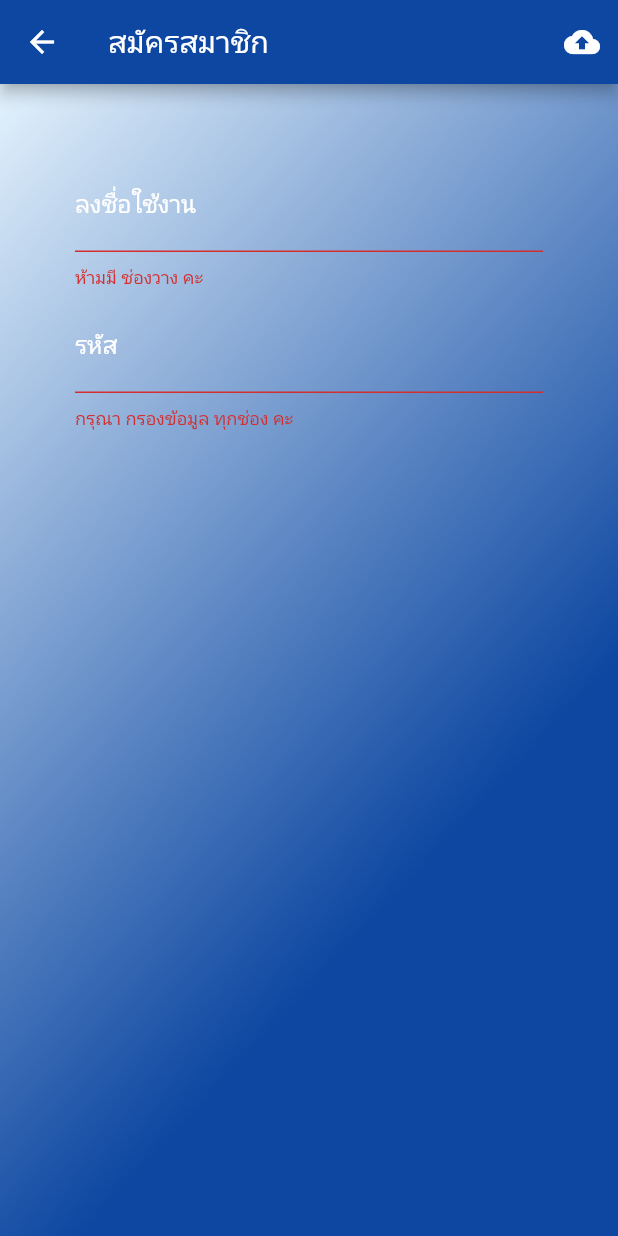
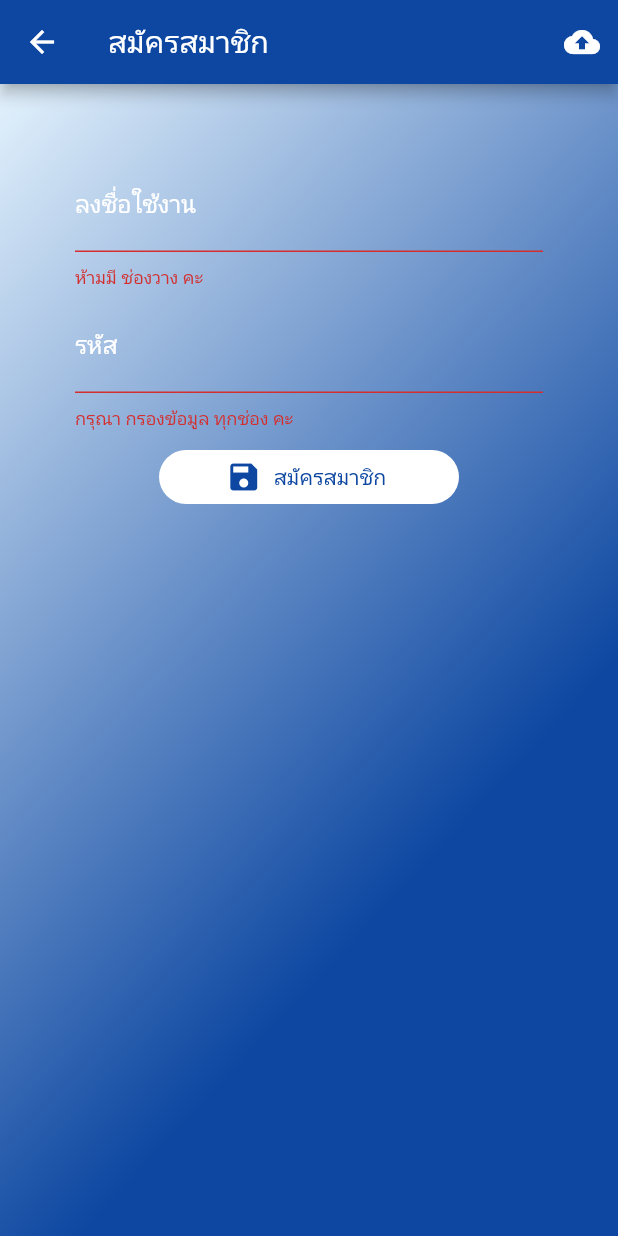
Before and after one commit to masterUNG/MarieAlertUpdate, a Flutter app: the Register screen opened directly, after a tap on the "cloud upload" icon, on a phone screen of 412 x 824 dp. Run offline on Flutter 3.47's test engine with Material 2 defaults, Android fonts, the phone set to English and light mode, and no system bars; our stand-ins replace firebase_messaging, shared_preferences; missing offline and left inert: barcode_scan; accounts and stored records are empty; network calls fail.

```diff
--- a/lib/screens/register.dart
+++ b/lib/screens/register.dart
@@ -34,10 +34,33 @@ class _RegisterState extends State<Register> {
   void initState() {
     super.initState();
 
-    firebaseMessaging.getToken().then((String value){
+    firebaseMessaging.getToken().then((String value) {
       token = value;
     });
+  }
 
+  Widget registerButton() {
+    return Container(
+      margin: EdgeInsets.only(top: 8.0),
+      width: 200.0,
+      child: FlatButton.icon(
+        color: Colors.white,
+        icon: Icon(
+          Icons.save,
+          color: Colors.blue[900],
+        ),
+        label: Text(
+          titleAppBar,
+          style: TextStyle(color: Colors.blue[900]),
+        ),
+        shape: RoundedRectangleBorder(
+          borderRadius: BorderRadius.circular(30.0),
+        ),
+        onPressed: () {
+          checkValidate();
+        },
+      ),
+    );
   }
 
   Widget userTextFormField() {
@@ -73,7 +96,8 @@ class _RegisterState extends State<Register> {
       duration: Duration(seconds: 8),
       backgroundColor: Colors.blue[900],
       content: Text(message),
-      action: SnackBarAction(textColor: Colors.yellow,
+      action: SnackBarAction(
+        textColor: Colors.yellow,
         label: 'Close',
         onPressed: () {},
       ),
@@ -92,7 +116,8 @@ class _RegisterState extends State<Register> {
       showSnackBar('ไม่สามารถใช้ $user ลงทะเบียนได้ เพราะมีคนอื่นใช้ไปแล้ว คะ');
     } else {
       print('user = $user, password = $password, token = $token');
-      String urlAddUser = 'http://tscore.ms.ac.th/App/addUser.php?isAdd=true&User=$user&Password=$password&Token=$token';
+      String urlAddUser =
+          'http://tscore.ms.ac.th/App/addUser.php?isAdd=true&User=$user&Password=$password&Token=$token';
       var responseAddUser = await get(urlAddUser);
       var resultAddUser = json.decode(responseAddUser.body);
       print('resultAddUser ==>> $resultAddUser');
@@ -126,13 +151,17 @@ class _RegisterState extends State<Register> {
     return IconButton(
       icon: Icon(Icons.cloud_upload),
       onPressed: () {
-        print('Click Upload');
-        if (formKey.currentState.validate()) {
-          formKey.currentState.save();
-          checkUserAndUpload(context);
-        }
+        checkValidate();
       },
     );
+  }
+
+  void checkValidate() {
+    print('Click Upload');
+    if (formKey.currentState.validate()) {
+      formKey.currentState.save();
+      checkUserAndUpload(context);
+    }
   }
 
   @override
@@ -159,7 +188,8 @@ class _RegisterState extends State<Register> {
                 Container(
                   margin: EdgeInsets.only(top: 8.0),
                   child: passwordTextFormField(),
-                )
+                ),
+                registerButton(),
               ],
             ),
           ),
```
Also changed, not shown: lib/screens/add_children.dart (+7 -7 lines), pubspec.lock, 3 other files.
